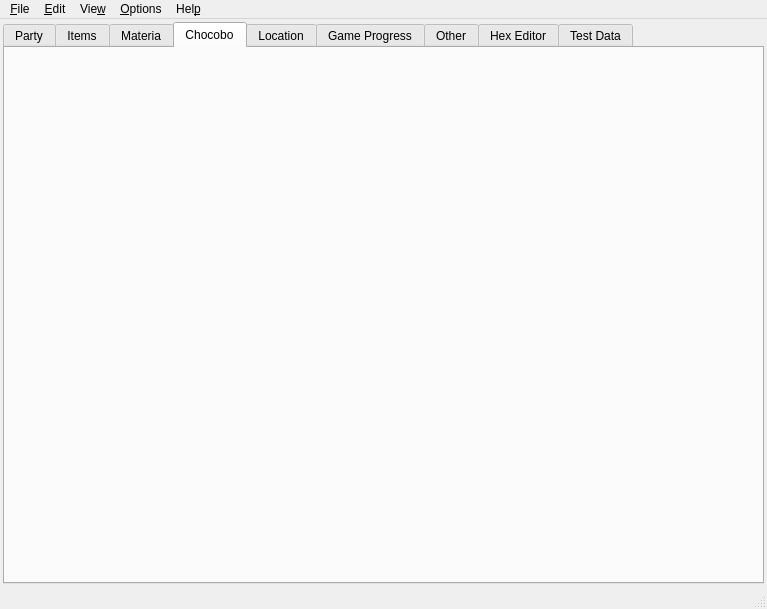
sithlord48/blackchocobo, file mainwindow.ui: the form before one commit.
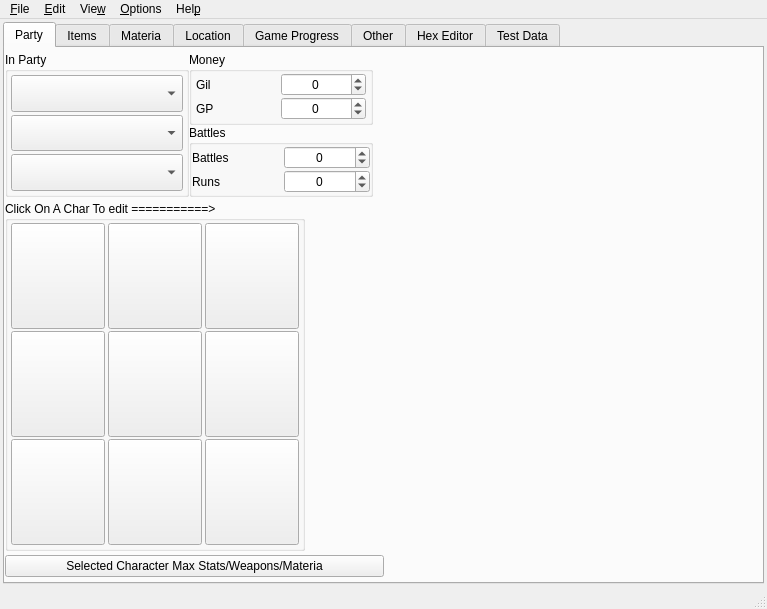
The form after the commit. The open tabs and pages were chosen to show the change. Icons and pictures are not drawn.

Commit message: BC: Game Options tab now sized correctly when opened BC: Load Settings from settings.ini if present with the exe BC: ChocoboManager now inserted for the Chocobo tab. BC: Unknown save games no longer attempt to show a psx icon. Chocobo Mananger: Chocobo Editor will shrink if horizontal space is needed for Chocobo Labels.

Diff of the .ui file:
```diff
--- a/mainwindow.ui
+++ b/mainwindow.ui
@@ -1747,70 +1747,6 @@
         </item>
        </layout>
       </widget>
-      <widget class="QWidget" name="tab_chocobos">
-       <attribute name="title">
-        <string>Chocobo</string>
-       </attribute>
-       <layout class="QVBoxLayout" name="verticalLayout_19">
-        <property name="spacing">
-         <number>3</number>
-        </property>
-        <property name="leftMargin">
-         <number>3</number>
-        </property>
-        <property name="topMargin">
-         <number>0</number>
-        </property>
-        <property name="rightMargin">
-         <number>3</number>
-        </property>
-        <property name="bottomMargin">
-         <number>0</number>
-        </property>
-        <item>
-         <spacer name="verticalSpacer_3">
-          <property name="orientation">
-           <enum>Qt::Vertical</enum>
-          </property>
-          <property name="sizeType">
-           <enum>QSizePolicy::Preferred</enum>
-          </property>
-          <property name="sizeHint" stdset="0">
-           <size>
-            <width>751</width>
-            <height>29</height>
-           </size>
-          </property>
-         </spacer>
-        </item>
-        <item>
-         <widget class="QFrame" name="chocoboManagerBox">
-          <property name="minimumSize">
-           <size>
-            <width>0</width>
-            <height>450</height>
-           </size>
-          </property>
-         </widget>
-        </item>
-        <item>
-         <spacer name="verticalSpacer_2">
-          <property name="orientation">
-           <enum>Qt::Vertical</enum>
-          </property>
-          <property name="sizeType">
-           <enum>QSizePolicy::Preferred</enum>
-          </property>
-          <property name="sizeHint" stdset="0">
-           <size>
-            <width>751</width>
-            <height>10</height>
-           </size>
-          </property>
-         </spacer>
-        </item>
-       </layout>
-      </widget>
       <widget class="QWidget" name="tab_location">
        <attribute name="title">
         <string>Location</string>
```
Left out of the diff: 24 changed lines with no effect on the pictures. The commit also changes 6 other files.
